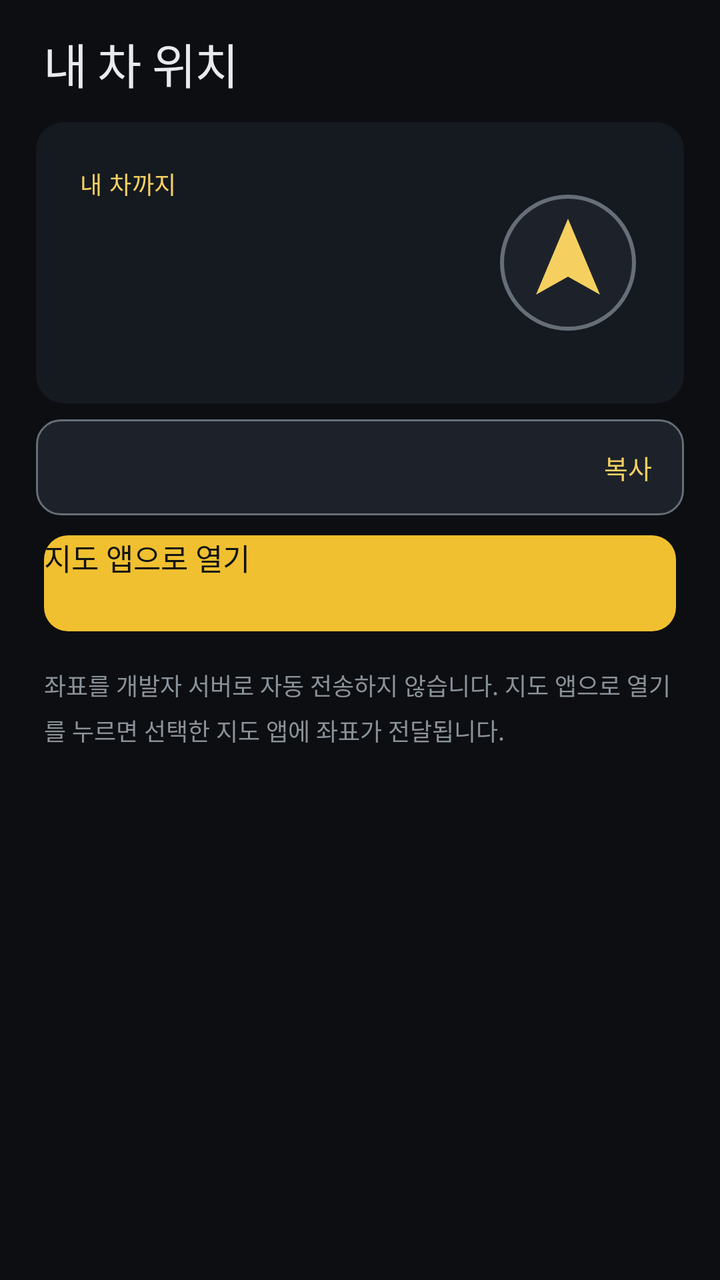
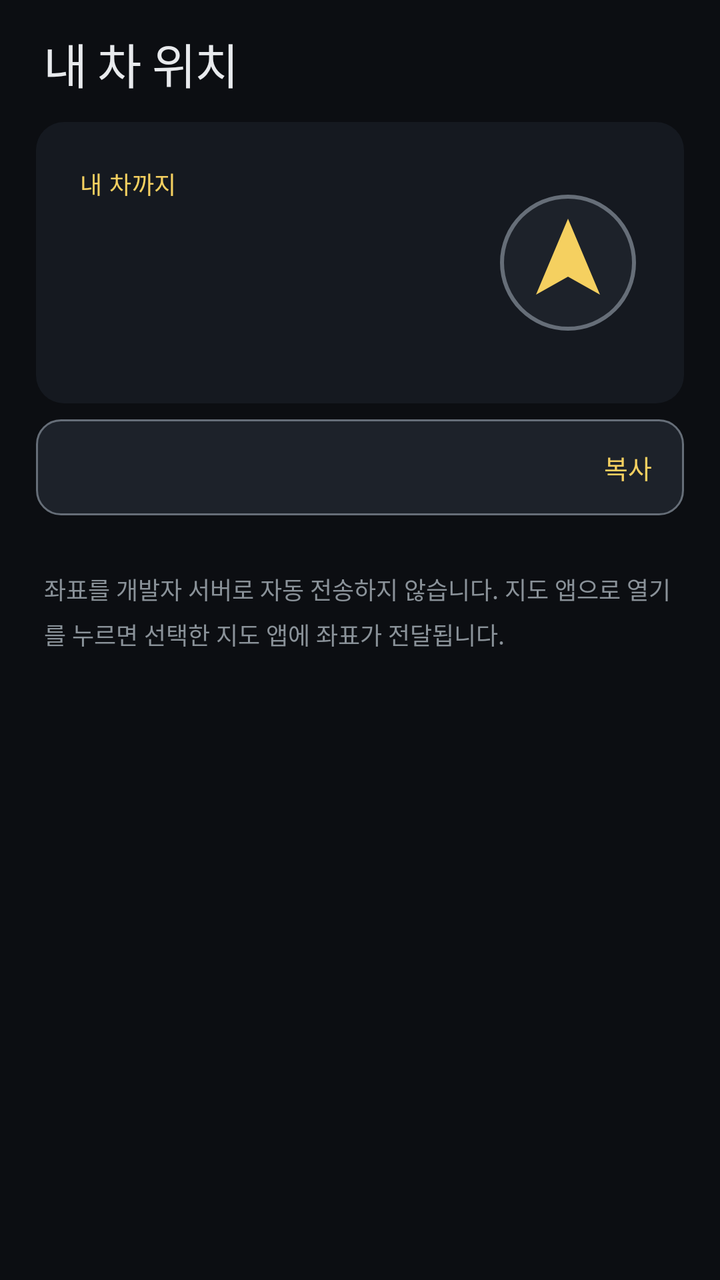

Compare the two renders of this Android layout. The source of the first and the diff that turns it into the second are given below.
<!-- AndroidManifest.xml: application theme AppTheme -->
<!-- res/layout/tab_location.xml -->
<?xml version="1.0" encoding="utf-8"?>
<ScrollView xmlns:android="http://schemas.android.com/apk/res/android"
    android:id="@+id/tabLocation"
    style="@style/TabScroll">

    <LinearLayout style="@style/TabColumn">

        <TextView
            android:layout_width="wrap_content"
            android:layout_height="wrap_content"
            android:layout_marginLeft="@dimen/gutter"
            android:fontFamily="sans-serif-medium"
            android:letterSpacing="-0.02"
            android:text="@string/location_tab_title"
            android:textColor="@color/text"
            android:textSize="24sp" />

        
        <LinearLayout
            android:id="@+id/locCard"
            android:layout_width="match_parent"
            android:layout_height="wrap_content"
            android:layout_marginTop="12dp"
            android:background="@drawable/bg_card"
            android:gravity="center_vertical"
            android:orientation="horizontal"
            android:paddingLeft="@dimen/card_padding"
            android:paddingTop="22dp"
            android:paddingRight="@dimen/card_padding"
            android:paddingBottom="22dp">

            <LinearLayout
                android:layout_width="0dp"
                android:layout_height="wrap_content"
                android:layout_weight="1"
                android:orientation="vertical">

                <TextView
                    android:layout_width="wrap_content"
                    android:layout_height="wrap_content"
                    android:fontFamily="sans-serif-medium"
                    android:letterSpacing="0.02"
                    android:text="@string/location_to_car"
                    android:textColor="@color/accent_text"
                    android:textSize="12sp" />

                <TextView
                    android:id="@+id/locDistance"
                    android:layout_width="match_parent"
                    android:layout_height="wrap_content"
                    android:layout_marginTop="4dp"
                    android:autoSizeMaxTextSize="40sp"
                    android:autoSizeMinTextSize="18sp"
                    android:autoSizeStepGranularity="1sp"
                    android:autoSizeTextType="uniform"
                    android:ellipsize="end"
                    android:fontFamily="sans-serif-medium"
                    android:letterSpacing="-0.03"
                    android:maxLines="2"
                    android:textColor="@color/text"
                    android:textSize="40sp" />

                <TextView
                    android:id="@+id/locBearing"
                    android:layout_width="match_parent"
                    android:layout_height="wrap_content"
                    android:layout_marginTop="4dp"
                    android:fontFamily="sans-serif"
                    android:maxLines="2"
                    android:textColor="@color/subtext"
                    android:textSize="13sp" />
            </LinearLayout>

            
            <ImageView
                android:id="@+id/locArrow"
                android:layout_width="72dp"
                android:layout_height="72dp"
                android:layout_marginLeft="12dp"
                android:contentDescription="@string/cd_car_direction"
                android:src="@drawable/ic_direction_arrow" />
        </LinearLayout>

        
        <LinearLayout
            android:id="@+id/locAddressRow"
            android:layout_width="match_parent"
            android:layout_height="wrap_content"
            android:layout_marginTop="8dp"
            android:background="@drawable/bg_button"
            android:gravity="center_vertical"
            android:minHeight="@dimen/touch_min"
            android:orientation="horizontal"
            android:paddingLeft="16dp"
            android:paddingTop="12dp"
            android:paddingRight="16dp"
            android:paddingBottom="12dp">

            <TextView
                android:id="@+id/locAddress"
                android:layout_width="0dp"
                android:layout_height="wrap_content"
                android:layout_weight="1"
                android:fontFamily="sans-serif"
                android:maxLines="3"
                android:textColor="@color/text"
                android:textSize="14sp" />

            <TextView
                android:id="@+id/locCopy"
                android:layout_width="wrap_content"
                android:layout_height="wrap_content"
                android:layout_marginLeft="10dp"
                android:fontFamily="sans-serif-medium"
                android:text="@string/location_copy"
                android:textColor="@color/accent_text"
                android:textSize="13sp" />
        </LinearLayout>

        <Button
            android:id="@+id/locOpenMap"
            android:layout_width="match_parent"
            android:layout_height="@dimen/touch_min"
            android:layout_marginLeft="@dimen/gutter"
            android:layout_marginRight="@dimen/gutter"
            android:layout_marginTop="10dp"
            android:background="@drawable/bg_button_active"
            android:fontFamily="sans-serif-medium"
            android:stateListAnimator="@null"
            android:text="@string/location_open_map"
            android:textAllCaps="false"
            android:textColor="@color/on_accent"
            android:textSize="15sp" />

        
        <TextView
            android:id="@+id/locEmpty"
            android:layout_width="match_parent"
            android:layout_height="wrap_content"
            android:layout_marginLeft="@dimen/gutter"
            android:layout_marginRight="@dimen/gutter"
            android:layout_marginTop="12dp"
            android:fontFamily="sans-serif"
            android:lineSpacingMultiplier="1.3"
            android:textColor="@color/subtext"
            android:textSize="14sp"
            android:visibility="gone" />

        <Button
            android:id="@+id/locEmptyAction"
            android:layout_width="match_parent"
            android:layout_height="@dimen/touch_min"
            android:layout_marginLeft="@dimen/gutter"
            android:layout_marginRight="@dimen/gutter"
            android:layout_marginTop="10dp"
            android:background="@drawable/bg_button"
            android:fontFamily="sans-serif-medium"
            android:stateListAnimator="@null"
            android:textAllCaps="false"
            android:textColor="@color/accent_text"
            android:textSize="14sp"
            android:visibility="gone" />

        <TextView
            android:layout_width="match_parent"
            android:layout_height="wrap_content"
            android:layout_marginLeft="@dimen/gutter"
            android:layout_marginRight="@dimen/gutter"
            android:layout_marginTop="18dp"
            android:fontFamily="sans-serif"
            android:lineSpacingMultiplier="1.3"
            android:text="@string/location_privacy_note"
            android:textColor="@color/subtext"
            android:textSize="12sp" />
    </LinearLayout>
</ScrollView>
<!-- resources referenced by this layout -->
<resources>
  <color name="accent_text">#F5D060</color>
  <color name="on_accent">#111315</color>
  <color name="subtext">#8A9299</color>
  <color name="text">#E8EAED</color>
  <dimen name="card_padding">22dp</dimen>
  <dimen name="gutter">4dp</dimen>
  <dimen name="touch_min">48dp</dimen>
  <!-- drawable bg_button (drawable) -->
  <?xml version="1.0" encoding="utf-8"?>
  <ripple xmlns:android="http://schemas.android.com/apk/res/android"
      android:color="#40F0C030">
      <item>
          <shape>
              <solid android:color="@color/button" />
              <stroke
                  android:width="@dimen/stroke"
                  android:color="@color/outline" />
              <corners android:radius="@dimen/radius_control" />
          </shape>
      </item>
  </ripple>
  <!-- drawable bg_button_active (drawable) -->
  <?xml version="1.0" encoding="utf-8"?>
  <ripple xmlns:android="http://schemas.android.com/apk/res/android"
      android:color="#30FFFFFF">
      <item>
          <shape>
              <solid android:color="@color/accent" />
              <corners android:radius="@dimen/radius_control" />
          </shape>
      </item>
  </ripple>
  <!-- drawable bg_card (drawable) -->
  <?xml version="1.0" encoding="utf-8"?>
  <shape xmlns:android="http://schemas.android.com/apk/res/android">
      <solid android:color="@color/card" />
      <corners android:radius="14dp" />
  </shape>
  <string name="cd_car_direction">차가 있는 방향</string>
  <string name="location_copy">복사</string>
  <string name="location_open_map">지도 앱으로 열기</string>
  <string name="location_privacy_note">좌표를 개발자 서버로 자동 전송하지 않습니다. 지도 앱으로 열기를 누르면 선택한 지도 앱에 좌표가 전달됩니다.</string>
  <string name="location_tab_title">내 차 위치</string>
  <string name="location_to_car">내 차까지</string>
  <style name="TabColumn">
          <item name="android:layout_width">match_parent</item>
          <item name="android:layout_height">wrap_content</item>
          <item name="android:orientation">vertical</item>
          <item name="android:paddingLeft">@dimen/page_padding</item>
          <item name="android:paddingTop">14dp</item>
          <item name="android:paddingRight">@dimen/page_padding</item>
          <item name="android:paddingBottom">20dp</item>
      </style>
  <style name="TabScroll">
          <item name="android:layout_width">match_parent</item>
          <item name="android:layout_height">match_parent</item>
          <item name="android:fillViewport">true</item>
          <item name="android:scrollbars">none</item>
          <item name="android:clipToPadding">false</item>
      </style>
  <color name="button">#1D222A</color>
  <dimen name="stroke">1dp</dimen>
  <color name="outline">#666E78</color>
  <dimen name="radius_control">12dp</dimen>
  <color name="accent">#F0C030</color>
  <color name="card">#151920</color>
  <dimen name="page_padding">18dp</dimen>
  <color name="bg">#0C0E12</color>
  <style name="AppDialog" parent="@android:style/Theme.Material.Dialog.Alert">
          <item name="android:windowBackground">@drawable/bg_dialog</item>
          <item name="android:colorBackground">@color/card</item>
          <item name="android:colorAccent">@color/accent</item>
          <item name="android:textColorPrimary">@color/text</item>
          <item name="android:textColorSecondary">@color/subtext</item>
          
          <item name="android:textColorAlertDialogListItem">@color/text</item>
      </style>
  <!-- drawable bg_dialog (drawable) -->
  <?xml version="1.0" encoding="utf-8"?>
  <inset xmlns:android="http://schemas.android.com/apk/res/android"
      android:inset="16dp">
      <shape>
          <solid android:color="@color/card" />
          <stroke
              android:width="@dimen/stroke"
              android:color="@color/outline" />
          <corners android:radius="@dimen/radius_card" />
      </shape>
  </inset>
  <dimen name="radius_card">14dp</dimen>
</resources>

<!-- the commit's change to res/layout/tab_location.xml (unified diff, before → after) -->
@@ -1,5 +1,6 @@
 <?xml version="1.0" encoding="utf-8"?>
 <ScrollView xmlns:android="http://schemas.android.com/apk/res/android"
+    xmlns:tools="http://schemas.android.com/tools"
     android:id="@+id/tabLocation"
     style="@style/TabScroll">
 
@@ -117,20 +118,73 @@
                 android:textSize="13sp" />
         </LinearLayout>
 
+        
+        <TextView
+            android:id="@+id/locSource"
+            android:layout_width="match_parent"
+            android:layout_height="wrap_content"
+            android:layout_marginLeft="@dimen/gutter"
+            android:layout_marginRight="@dimen/gutter"
+            android:layout_marginTop="6dp"
+            android:fontFamily="sans-serif"
+            android:textColor="@color/accent_text"
+            android:textSize="12sp"
+            android:visibility="gone" />
+
+        
+        <LinearLayout
+            android:layout_width="match_parent"
+            android:layout_height="wrap_content"
+            android:layout_marginTop="10dp"
+            android:orientation="horizontal"
+            tools:ignore="ButtonStyle">
+
+            <Button
+                android:id="@+id/locNaver"
+                android:layout_width="0dp"
+                android:layout_height="@dimen/touch_min"
+                android:layout_margin="@dimen/gutter"
+                android:layout_weight="1"
+                android:background="@drawable/bg_button_active"
+                android:fontFamily="sans-serif-medium"
+                android:stateListAnimator="@null"
+                android:text="@string/location_naver"
+                android:textAllCaps="false"
+                android:textColor="@color/on_accent"
+                android:textSize="14sp"
+                android:visibility="gone" />
+
+            <Button
+                android:id="@+id/locKakao"
+                android:layout_width="0dp"
+                android:layout_height="@dimen/touch_min"
+                android:layout_margin="@dimen/gutter"
+                android:layout_weight="1"
+                android:background="@drawable/bg_button_active"
+                android:fontFamily="sans-serif-medium"
+                android:stateListAnimator="@null"
+                android:text="@string/location_kakao"
+                android:textAllCaps="false"
+                android:textColor="@color/on_accent"
+                android:textSize="14sp"
+                android:visibility="gone" />
+        </LinearLayout>
+
         <Button
             android:id="@+id/locOpenMap"
             android:layout_width="match_parent"
             android:layout_height="@dimen/touch_min"
             android:layout_marginLeft="@dimen/gutter"
             android:layout_marginRight="@dimen/gutter"
-            android:layout_marginTop="10dp"
+            android:layout_marginTop="2dp"
             android:background="@drawable/bg_button_active"
             android:fontFamily="sans-serif-medium"
             android:stateListAnimator="@null"
             android:text="@string/location_open_map"
             android:textAllCaps="false"
             android:textColor="@color/on_accent"
-            android:textSize="15sp" />
+            android:textSize="15sp"
+            android:visibility="gone" />
 
         
         <TextView
<!-- resource entries referenced after the edit -->
@@ -40,6 +40,8 @@
   </shape>
   <string name="cd_car_direction">차가 있는 방향</string>
   <string name="location_copy">복사</string>
+  <string name="location_kakao">카카오맵 길찾기</string>
+  <string name="location_naver">네이버 지도 길찾기</string>
   <string name="location_open_map">지도 앱으로 열기</string>
   <string name="location_privacy_note">좌표를 개발자 서버로 자동 전송하지 않습니다. 지도 앱으로 열기를 누르면 선택한 지도 앱에 좌표가 전달됩니다.</string>
   <string name="location_tab_title">내 차 위치</string>
